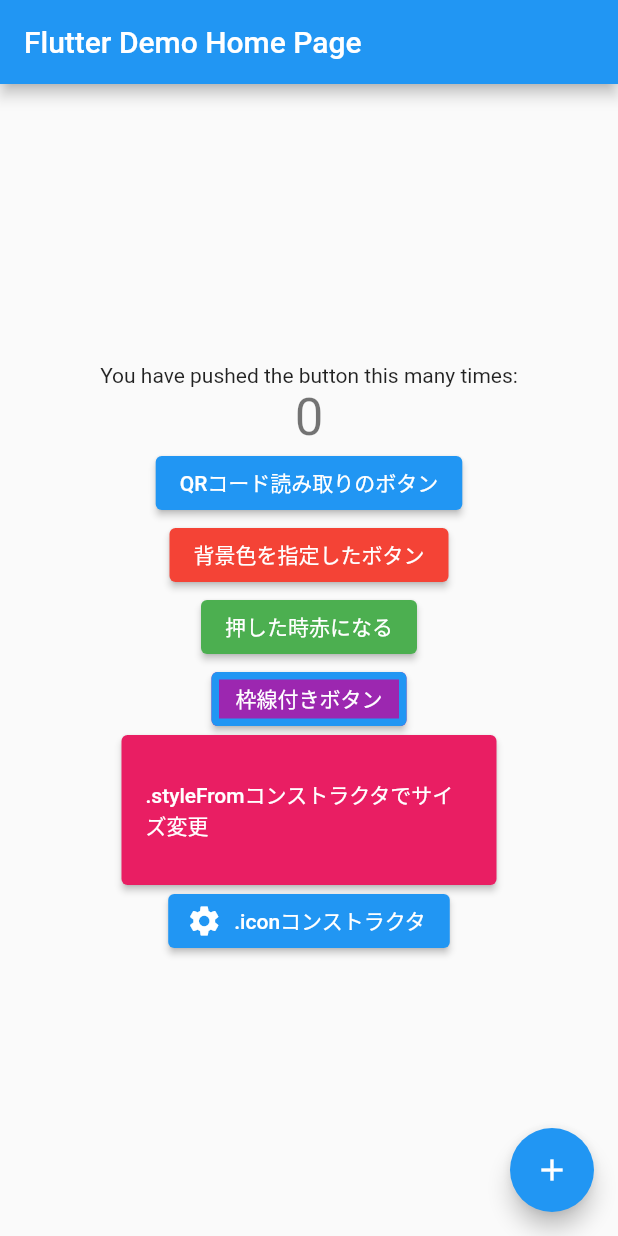
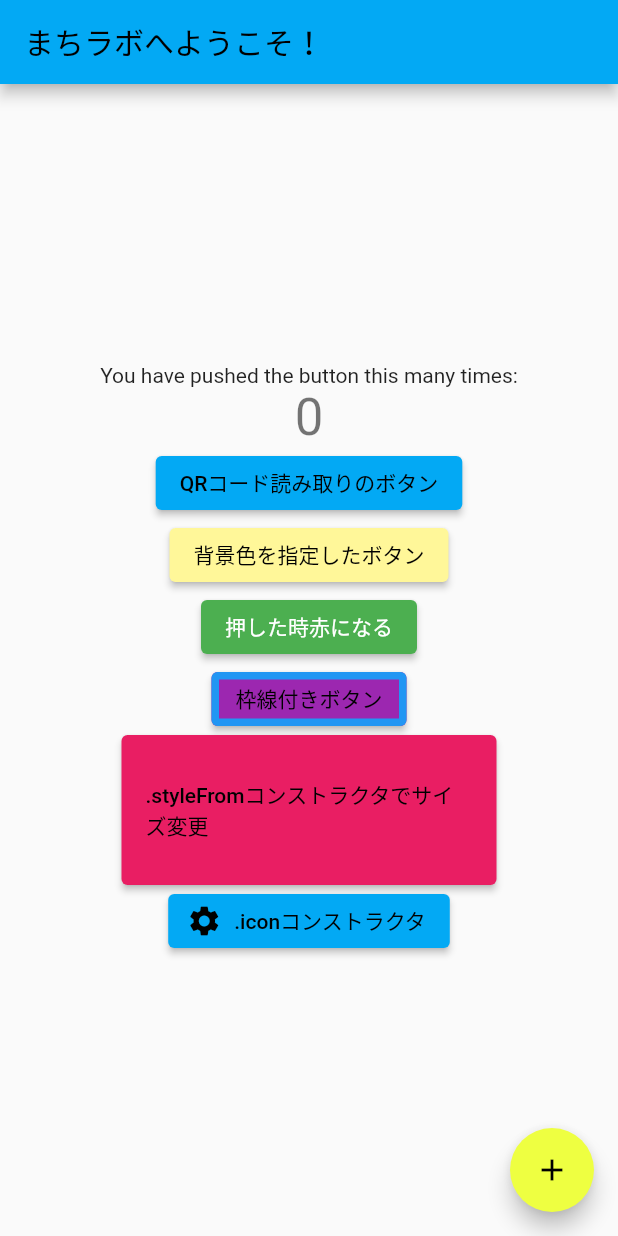
Before and after one commit to wktyy/machilabo-management, a Flutter app: the screen it shows after launch, on a phone screen of 412 x 824 dp. Run offline on Flutter 3.47's test engine with Material 2 defaults, Android fonts, the phone set to English and light mode, and no system bars; missing offline and left inert: qr_code_scanner.

Commit message:
テーマの色、アクセントの色変更

```diff
--- a/lib/main.dart
+++ b/lib/main.dart
@@ -12,11 +12,12 @@ class MyApp extends StatelessWidget {
   @override
   Widget build(BuildContext context) {
     return MaterialApp(
-      title: 'Flutter Demo',
+      title: 'Machilabo Demo',
       theme: ThemeData(
-        primarySwatch: Colors.blue,
+        primarySwatch: Colors.lightBlue,
+        accentColor: Colors.limeAccent,
       ),
-      home: const MyHomePage(title: 'Flutter Demo Home Page'),
+      home: const MyHomePage(title: 'まちラボへようこそ！'),
     );
   }
 }
@@ -70,7 +71,7 @@ class _MyHomePageState extends State<MyHomePage> {
               onPressed: () {_incrementCounter();},
               child: Text('背景色を指定したボタン'),
               style: ElevatedButton.styleFrom(
-                primary: Colors.red, //ボタンの背景色
+                primary: Color.fromRGBO(255, 247, 153, 1), //ボタンの背景色
               ),
             ),
             // * ボタンを押した時に色が変わる --------------------------------------
```
